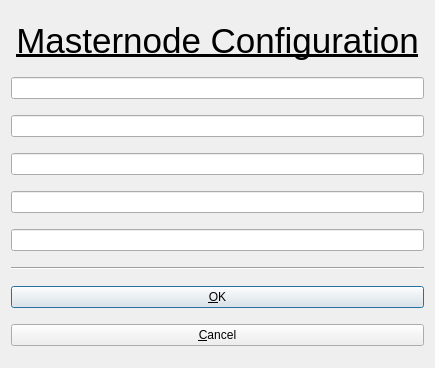
First picture: the form in src/qt/forms/addeditadrenalinenode.ui, repository SyndicateLabs/SyndicateQT, before the edit.
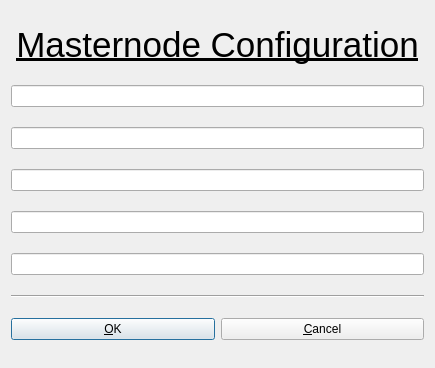
Second picture: the form after the edit.

The edit to the form file:
```diff
--- a/src/qt/forms/addeditadrenalinenode.ui
+++ b/src/qt/forms/addeditadrenalinenode.ui
@@ -17,14 +17,7 @@
    <bool>true</bool>
   </property>
   <layout class="QGridLayout" name="gridLayout">
-   <item row="1" column="0">
-    <widget class="QLineEdit" name="aliasLineEdit">
-     <property name="text">
-      <string/>
-     </property>
-    </widget>
-   </item>
-   <item row="0" column="0">
+   <item row="0" column="0" colspan="2">
     <widget class="QLabel" name="label">
      <property name="maximumSize">
       <size>
@@ -42,28 +35,44 @@
      </property>
     </widget>
    </item>
-   <item row="7" column="0">
-    <widget class="QPushButton" name="okButton">
+   <item row="1" column="0" colspan="2">
+    <widget class="QLineEdit" name="aliasLineEdit">
      <property name="text">
-      <string>&amp;OK</string>
+      <string/>
      </property>
     </widget>
    </item>
-   <item row="2" column="0">
+   <item row="2" column="0" colspan="2">
     <widget class="QLineEdit" name="addressLineEdit">
      <property name="frame">
       <bool>true</bool>
      </property>
     </widget>
    </item>
-   <item row="6" column="0">
+   <item row="3" column="0" colspan="2">
+    <widget class="QLineEdit" name="privkeyLineEdit"/>
+   </item>
+   <item row="4" column="0" colspan="2">
+    <widget class="QLineEdit" name="txhashLineEdit"/>
+   </item>
+   <item row="5" column="0" colspan="2">
+    <widget class="QLineEdit" name="outputindexLineEdit"/>
+   </item>
+   <item row="6" column="0" colspan="2">
     <widget class="Line" name="line">
      <property name="orientation">
       <enum>Qt::Horizontal</enum>
      </property>
     </widget>
    </item>
-   <item row="8" column="0">
+   <item row="7" column="0">
+    <widget class="QPushButton" name="okButton">
+     <property name="text">
+      <string>&amp;OK</string>
+     </property>
+    </widget>
+   </item>
+   <item row="7" column="1">
     <widget class="QPushButton" name="cancelButton">
      <property name="text">
       <string>&amp;Cancel</string>
@@ -73,15 +82,6 @@
      </property>
     </widget>
    </item>
-   <item row="4" column="0">
-    <widget class="QLineEdit" name="txhashLineEdit"/>
-   </item>
-   <item row="3" column="0">
-    <widget class="QLineEdit" name="privkeyLineEdit"/>
-   </item>
-   <item row="5" column="0">
-    <widget class="QLineEdit" name="outputindexLineEdit"/>
-   </item>
   </layout>
  </widget>
  <resources/>
```
